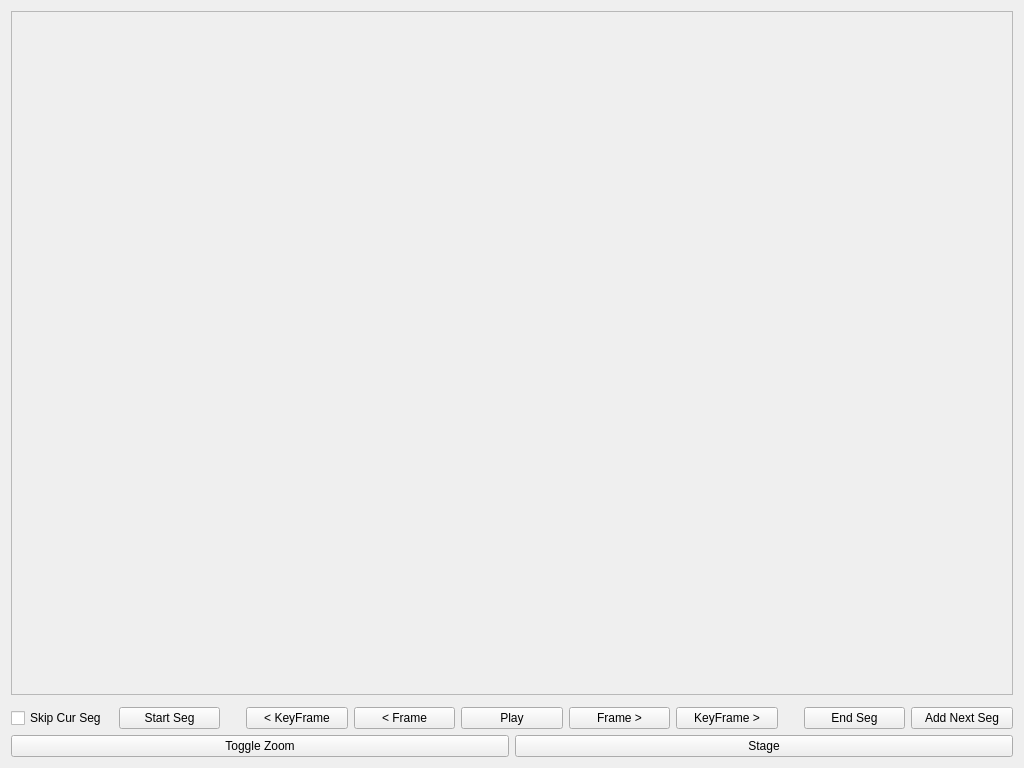
This is prototypes/SegmentDetector/mainwindow.ui in trafficman/commcut as Qt 5 draws it before an edit. The edited form follows.
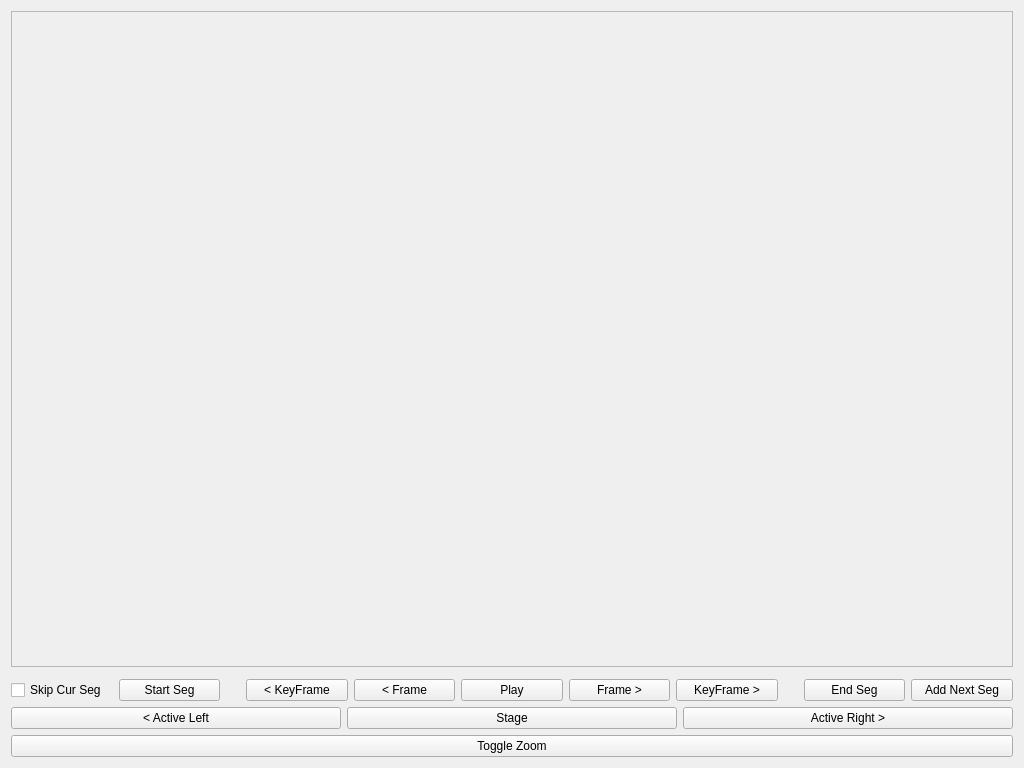
This is the edited form. Custom widgets are drawn as their Qt base class.

Commit message: move current active segment left and right

```diff
--- a/prototypes/SegmentDetector/mainwindow.ui
+++ b/prototypes/SegmentDetector/mainwindow.ui
@@ -139,16 +139,13 @@
      </item>
      <item>
       <layout class="QHBoxLayout" name="horizontalLayout">
-        <item>
-         <widget class="QPushButton" name="toggleZoom">
-          <property name="text">
-           <string>Toggle Zoom</string>
-          </property>
-          <property name="checkable">
-           <bool>true</bool>
-          </property>
-         </widget>
-        </item>
+       <item>
+        <widget class="QPushButton" name="activeLeft">
+         <property name="text">
+          <string>&lt; Active Left</string>
+         </property>
+        </widget>
+       </item>
        <item>
         <widget class="QPushButton" name="stageButton">
          <property name="text">
@@ -156,8 +153,25 @@
          </property>
         </widget>
        </item>
+       <item>
+        <widget class="QPushButton" name="activeRight">
+         <property name="text">
+          <string>Active Right &gt;</string>
+         </property>
+        </widget>
+       </item>
       </layout>
      </item>
+     <item>
+      <widget class="QPushButton" name="toggleZoom">
+       <property name="text">
+        <string>Toggle Zoom</string>
+       </property>
+       <property name="checkable">
+        <bool>true</bool>
+       </property>
+      </widget>
+     </item>
     </layout>
    </item>
   </layout>
```
The commit also changes 1 other file.
